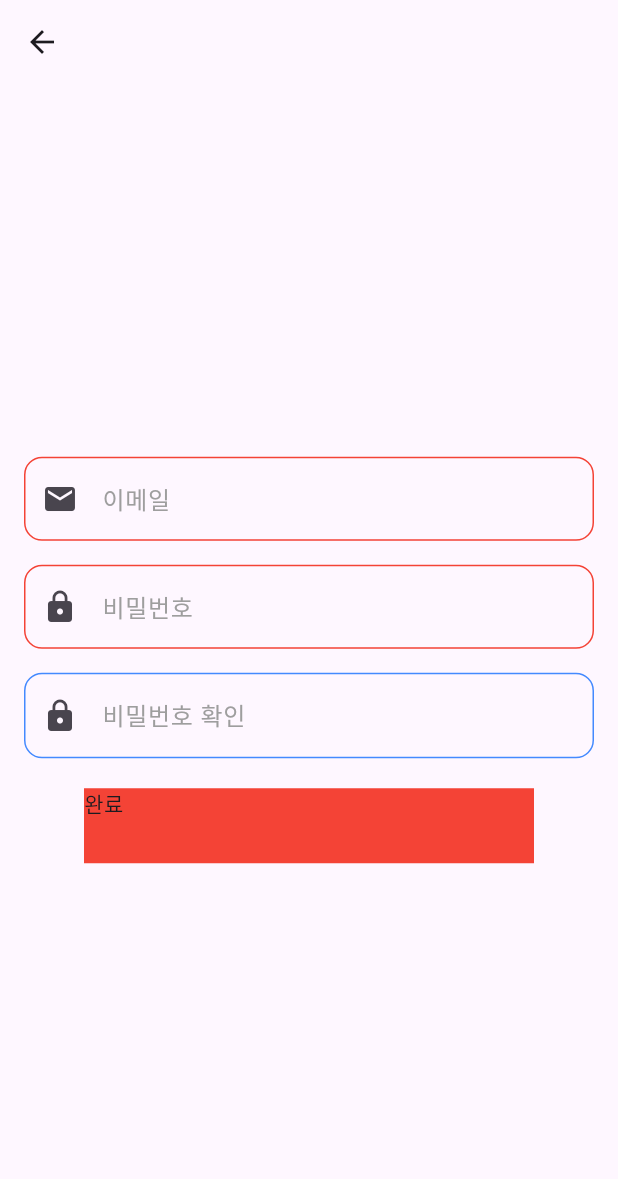
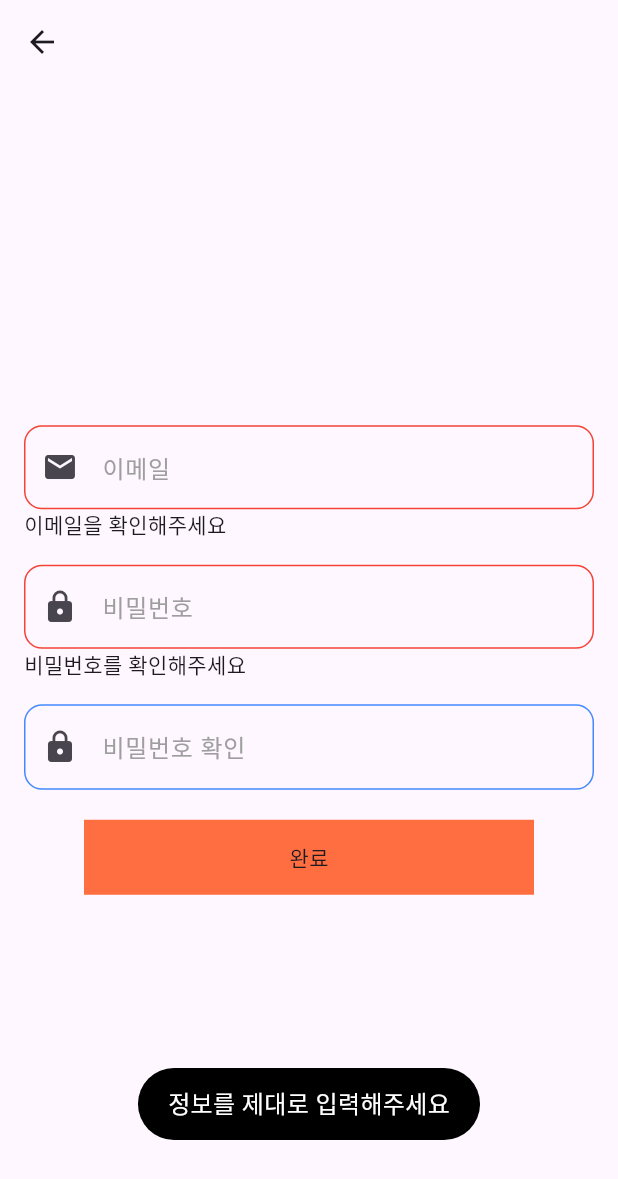
Before and after one commit to cpcp127/coupe_sns, a Flutter app: the RegisterView screen opened by its route, after a tap on "완료", on a phone screen of 412 x 824 dp. Shown: the top 1179 px of the screen. Run offline on Flutter 3.47's test engine with Material 2 defaults, Android fonts, the light colour scheme and no system bars; our stand-ins replace firebase_auth, firebase_core, fluttertoast, go_router; accounts and stored records are empty.

Commit message:
[added] 회원가입 처리

```diff
--- a/lib/provider/register_provider.dart
+++ b/lib/provider/register_provider.dart
@@ -1,4 +1,5 @@
-
+import 'package:couple_sns/toast/show_toast.dart';
+import 'package:firebase_auth/firebase_auth.dart';
 import 'package:flutter/cupertino.dart';
 
 class RegisterProvider extends ChangeNotifier {
@@ -7,6 +8,7 @@ class RegisterProvider extends ChangeNotifier {
   String _password = "";
   bool _passwordValidate = true;
   String _passwordCheck = '';
+  bool _passwordcCheckValidate = true;
 
   String get email => _email;
 
@@ -17,6 +19,8 @@ class RegisterProvider extends ChangeNotifier {
   String get password => _password;
 
   String get passwordCheck => _passwordCheck;
+
+  bool get passwordcCheckValidate => _passwordcCheckValidate;
 
   void setEmail(String input_email) {
     _email = input_email;
@@ -33,21 +37,60 @@ class RegisterProvider extends ChangeNotifier {
     notifyListeners();
   }
 
-  void checkInfo(String email, String pwd) {
+  Future<void> checkInfo() async {
     if (RegExp(r"^[a-zA-Z0-9.a-zA-Z0-9.!#$%&'*+-/=?^_`{|}~]+@[a-zA-Z0-9]+\.[a-zA-Z]+")
-            .hasMatch(email) ==
-        false||email.isEmpty) {
+                .hasMatch(_email) ==
+            false ||
+        _email.isEmpty) {
       _emailValidate = false;
     } else {
       _emailValidate = true;
     }
     if (RegExp(r'^(?=.*[A-Za-z])(?=.*\d)(?=.*[$@$!%*#?~^<>,.&+=])[A-Za-z\d$@$!%*#?~^<>,.&+=]{8,15}$')
-            .hasMatch(pwd) ==
-        false||pwd.isEmpty) {
+                .hasMatch(_password) ==
+            false ||
+        _password.isEmpty) {
       _passwordValidate = false;
     } else {
       _passwordValidate = true;
     }
+    if (_password != _passwordCheck) {
+      _passwordcCheckValidate = false;
+    } else {
+      _passwordcCheckValidate = true;
+    }
     notifyListeners();
   }
+
+  Future<void> registerEmail(context) async {
+    await checkInfo().then((value) async {
+      if (_emailValidate == true &&
+          _passwordcCheckValidate == true &&
+          _passwordValidate == true) {
+        print('통과');
+        try {
+          UserCredential userCredential = await FirebaseAuth.instance
+              .createUserWithEmailAndPassword(
+                  email: _email, password: _password)
+              .then((value) {
+            if (value.user!.email == null) {
+            } else {
+              Navigator.pop(context);
+              showToast('회원가입 완료! 이메일 인증을 해주세요!');
+            }
+            return value;
+          });
+          FirebaseAuth.instance.currentUser?.sendEmailVerification();
+        } on FirebaseAuthException catch (e) {
+          if (e.code == 'email-already-in-use') {
+            showToast('이미 등록된 이메일입니다');
+          }
+        }catch(e){
+          showToast('회원가입 실패!');
+        }
+      } else {
+        showToast('정보를 제대로 입력해주세요');
+      }
+    });
+  }
 }
--- a/lib/register_view.dart
+++ b/lib/register_view.dart
@@ -16,7 +16,7 @@ class RegisterView extends StatelessWidget {
     return Scaffold(
       appBar: AppBar(),
       body: Column(
-        crossAxisAlignment: CrossAxisAlignment.center,
+        crossAxisAlignment: CrossAxisAlignment.start,
         mainAxisSize: MainAxisSize.max,
         mainAxisAlignment: MainAxisAlignment.center,
         children: [
@@ -58,6 +58,17 @@ class RegisterView extends StatelessWidget {
                   );
                 },
               )),
+          Consumer<RegisterProvider>(
+            builder: (_, provider, __) {
+              return Visibility(
+                visible: provider.emailValidate == true ? false : true,
+                child: Padding(
+                  padding: const EdgeInsets.only(left: 16),
+                  child: Text('이메일을 확인해주세요'),
+                ),
+              );
+            },
+          ),
           const SizedBox(height: 16),
           Padding(
             padding: const EdgeInsets.symmetric(horizontal: 16),
@@ -83,10 +94,11 @@ class RegisterView extends StatelessWidget {
                       borderRadius: BorderRadius.all(Radius.circular(12.0)),
                     ),
                     focusedBorder: OutlineInputBorder(
-                      borderSide:
-                          BorderSide(color: provider.passwordValidate == true
+                      borderSide: BorderSide(
+                          color: provider.passwordValidate == true
                               ? Colors.blueAccent
-                              : Colors.red, width: 2.0),
+                              : Colors.red,
+                          width: 2.0),
                       borderRadius: BorderRadius.all(Radius.circular(12.0)),
                     ),
                   ),
@@ -94,14 +106,26 @@ class RegisterView extends StatelessWidget {
               },
             ),
           ),
+          Consumer<RegisterProvider>(
+            builder: (_, provider, __) {
+              return Visibility(
+                visible: provider.passwordValidate == true ? false : true,
+                child: Padding(
+                  padding: const EdgeInsets.only(left: 16),
+                  child: Text('비밀번호를 확인해주세요'),
+                ),
+              );
+            },
+          ),
           const SizedBox(height: 16),
           Padding(
             padding: const EdgeInsets.symmetric(horizontal: 16),
-            child: TextFormField(
+            child: Consumer<RegisterProvider>(builder: (_, provider, __) {
+              return TextFormField(
                 onChanged: (pwdCheck) {
                   registerProvider.setPasswordCheck(pwdCheck);
                 },
-              decoration: const InputDecoration(
+                decoration: InputDecoration(
                   prefixIcon: Icon(Icons.lock),
                   hintText: '비밀번호 확인',
                   hintStyle: TextStyle(color: Colors.grey),
@@ -109,27 +133,48 @@ class RegisterView extends StatelessWidget {
                     borderRadius: BorderRadius.all(Radius.circular(12.0)),
                   ),
                   enabledBorder: OutlineInputBorder(
-                  borderSide: BorderSide(color: Colors.blueAccent, width: 1.0),
+                    borderSide: BorderSide(
+                        color: provider.passwordcCheckValidate == true
+                            ? Colors.blueAccent
+                            : Colors.red,
+                        width: 1.0),
                     borderRadius: BorderRadius.all(Radius.circular(12.0)),
                   ),
                   focusedBorder: OutlineInputBorder(
-                  borderSide: BorderSide(color: Colors.blueAccent, width: 2.0),
+                    borderSide: BorderSide(
+                        color: provider.passwordcCheckValidate == true
+                            ? Colors.blueAccent
+                            : Colors.red,
+                        width: 2.0),
                     borderRadius: BorderRadius.all(Radius.circular(12.0)),
                   ),
                 ),
+              );
+            }),
           ),
+          Consumer<RegisterProvider>(
+            builder: (_, provider, __) {
+              return Visibility(
+                visible: provider.passwordcCheckValidate == true ? false : true,
+                child: Padding(
+                  padding: const EdgeInsets.only(left: 16),
+                  child: Text('비밀번호가 일치하지 않습니다'),
+                ),
+              );
+            },
           ),
           const SizedBox(height: 20),
           GestureDetector(
             onTap: () {
-              registerProvider.checkInfo(
-                  registerProvider.email, registerProvider.password);
+              registerProvider.registerEmail(context);
             },
+            child: Center(
               child: Container(
                 width: 300,
                 height: 50,
-              decoration: const BoxDecoration(color: Colors.red),
-              child: const Text('완료'),
+                decoration: const BoxDecoration(color: Colors.deepOrangeAccent),
+                child: Center(child: const Text('완료')),
+              ),
             ),
           )
         ],
--- /dev/null
+++ b/lib/toast/show_toast.dart
@@ -0,0 +1,13 @@
+import 'package:flutter/material.dart';
+import 'package:fluttertoast/fluttertoast.dart';
+
+showToast(String message) {
+  Fluttertoast.showToast(
+    msg: message,
+    backgroundColor: Colors.black,
+    toastLength: Toast.LENGTH_SHORT,
+    gravity: ToastGravity.BOTTOM,
+    textColor: Colors.white,
+    fontSize: 16.0
+  );
+}
--- a/pubspec.yaml
+++ b/pubspec.yaml
@@ -38,6 +38,9 @@ dependencies:
   provider: ^6.0.5
   firebase_core: ^2.16.0
   go_router: ^11.1.2
+  firebase_auth: ^4.10.1
+  cloud_firestore: ^4.9.3
+  fluttertoast: ^8.2.2
 
 dev_dependencies:
   flutter_test:
```
Also changed, not shown: pubspec.lock, 4 other files. Lines whose indentation alone changed are shown as unchanged.
